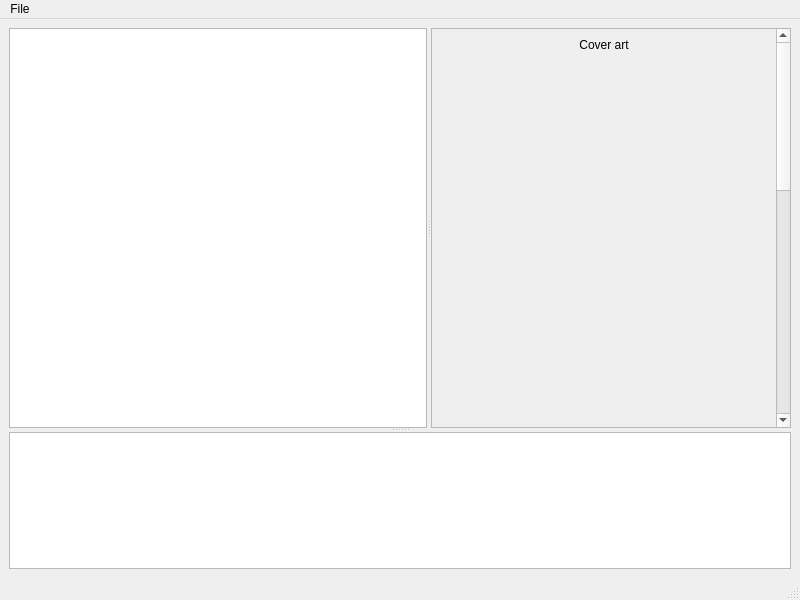
Old version of the form ui/mainwindow.ui in the repository 7x11x13/songs-to-youtube.
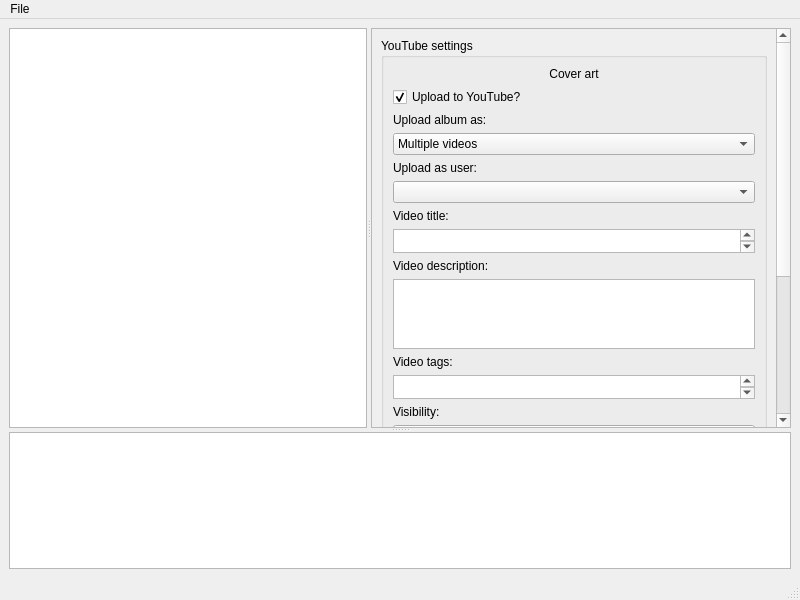
New version of the form. Custom widgets are drawn as their Qt base class.

Patch:
```diff
--- a/ui/mainwindow.ui
+++ b/ui/mainwindow.ui
@@ -15,7 +15,7 @@
   </property>
   <widget class="QWidget" name="centralwidget">
    <layout class="QGridLayout" name="gridLayout">
-    <item row="0" column="0">
+    <item row="1" column="0">
      <widget class="QSplitter" name="splitter_2">
       <property name="sizePolicy">
        <sizepolicy hsizetype="Expanding" vsizetype="Expanding">
@@ -80,7 +80,7 @@
            <x>0</x>
            <y>0</y>
            <width>344</width>
-           <height>1000</height>
+           <height>619</height>
           </rect>
          </property>
          <property name="sizePolicy">
@@ -92,37 +92,231 @@
          <property name="minimumSize">
           <size>
            <width>0</width>
-           <height>1000</height>
+           <height>0</height>
           </size>
          </property>
          <layout class="QVBoxLayout" name="verticalLayout">
-          <item>
-           <widget class="QLabel" name="label">
-            <property name="sizePolicy">
-             <sizepolicy hsizetype="Preferred" vsizetype="Fixed">
-              <horstretch>0</horstretch>
-              <verstretch>0</verstretch>
-             </sizepolicy>
+          <item alignment="Qt::AlignTop">
+           <widget class="QGroupBox" name="youtubeSettings">
+            <property name="title">
+             <string>YouTube settings</string>
             </property>
-            <property name="text">
-             <string>Cover art</string>
-            </property>
-            <property name="alignment">
-             <set>Qt::AlignCenter</set>
-            </property>
+            <layout class="QVBoxLayout" name="verticalLayout_2">
+             <item>
+              <widget class="QLabel" name="coverArt">
+               <property name="sizePolicy">
+                <sizepolicy hsizetype="Preferred" vsizetype="Fixed">
+                 <horstretch>0</horstretch>
+                 <verstretch>0</verstretch>
+                </sizepolicy>
+               </property>
+               <property name="text">
+                <string>Cover art</string>
+               </property>
+               <property name="alignment">
+                <set>Qt::AlignCenter</set>
+               </property>
+              </widget>
+             </item>
+             <item>
+              <widget class="QCheckBox" name="uploadYouTube">
+               <property name="text">
+                <string>Upload to YouTube?</string>
+               </property>
+               <property name="checked">
+                <bool>true</bool>
+               </property>
+               <property name="tristate">
+                <bool>false</bool>
+               </property>
+              </widget>
+             </item>
+             <item>
+              <widget class="QLabel" name="albumPlaylistLabel">
+               <property name="text">
+                <string>Upload album as:</string>
+               </property>
+              </widget>
+             </item>
+             <item>
+              <widget class="QComboBox" name="albumPlaylist">
+               <item>
+                <property name="text">
+                 <string>Multiple videos</string>
+                </property>
+               </item>
+               <item>
+                <property name="text">
+                 <string>Single video</string>
+                </property>
+               </item>
+               <item>
+                <property name="text">
+                 <string>Multiple videos (playlist)</string>
+                </property>
+               </item>
+              </widget>
+             </item>
+             <item>
+              <widget class="QLabel" name="label">
+               <property name="text">
+                <string>Upload as user:</string>
+               </property>
+              </widget>
+             </item>
+             <item>
+              <widget class="QComboBox" name="userSelect"/>
+             </item>
+             <item>
+              <widget class="QLabel" name="label_2">
+               <property name="text">
+                <string>Video title:</string>
+               </property>
+              </widget>
+             </item>
+             <item>
+              <widget class="QPlainTextEdit" name="videoTitle">
+               <property name="sizePolicy">
+                <sizepolicy hsizetype="Expanding" vsizetype="Fixed">
+                 <horstretch>0</horstretch>
+                 <verstretch>0</verstretch>
+                </sizepolicy>
+               </property>
+               <property name="maximumSize">
+                <size>
+                 <width>16777215</width>
+                 <height>24</height>
+                </size>
+               </property>
+              </widget>
+             </item>
+             <item>
+              <widget class="QLabel" name="label_3">
+               <property name="text">
+                <string>Video description:</string>
+               </property>
+              </widget>
+             </item>
+             <item>
+              <widget class="QPlainTextEdit" name="videoDescription"/>
+             </item>
+             <item>
+              <widget class="QLabel" name="label_4">
+               <property name="text">
+                <string>Video tags:</string>
+               </property>
+              </widget>
+             </item>
+             <item>
+              <widget class="QPlainTextEdit" name="videoTags">
+               <property name="maximumSize">
+                <size>
+                 <width>16777215</width>
+                 <height>24</height>
+                </size>
+               </property>
+              </widget>
+             </item>
+             <item>
+              <widget class="QLabel" name="label_5">
+               <property name="text">
+                <string>Visibility:</string>
+               </property>
+              </widget>
+             </item>
+             <item>
+              <widget class="QComboBox" name="comboBox">
+               <item>
+                <property name="text">
+                 <string>Public</string>
+                </property>
+               </item>
+               <item>
+                <property name="text">
+                 <string>Unlisted</string>
+                </property>
+               </item>
+              </widget>
+             </item>
+            </layout>
            </widget>
           </item>
-          <item>
-           <widget class="QLabel" name="albumArt">
-            <property name="minimumSize">
-             <size>
-              <width>200</width>
-              <height>200</height>
-             </size>
+          <item alignment="Qt::AlignTop">
+           <widget class="QGroupBox" name="ffmpegSettings">
+            <property name="title">
+             <string>FFmpeg settings</string>
             </property>
-            <property name="text">
-             <string/>
-            </property>
+            <layout class="QVBoxLayout" name="verticalLayout_3">
+             <item>
+              <widget class="QLabel" name="label_6">
+               <property name="text">
+                <string>Video width:</string>
+               </property>
+              </widget>
+             </item>
+             <item>
+              <widget class="QPlainTextEdit" name="videoWidth">
+               <property name="sizePolicy">
+                <sizepolicy hsizetype="Fixed" vsizetype="Fixed">
+                 <horstretch>0</horstretch>
+                 <verstretch>0</verstretch>
+                </sizepolicy>
+               </property>
+               <property name="maximumSize">
+                <size>
+                 <width>100</width>
+                 <height>24</height>
+                </size>
+               </property>
+              </widget>
+             </item>
+             <item>
+              <widget class="QLabel" name="label_7">
+               <property name="text">
+                <string>Video height:</string>
+               </property>
+              </widget>
+             </item>
+             <item>
+              <widget class="QPlainTextEdit" name="videoHeight">
+               <property name="sizePolicy">
+                <sizepolicy hsizetype="Fixed" vsizetype="Fixed">
+                 <horstretch>0</horstretch>
+                 <verstretch>0</verstretch>
+                </sizepolicy>
+               </property>
+               <property name="maximumSize">
+                <size>
+                 <width>100</width>
+                 <height>24</height>
+                </size>
+               </property>
+              </widget>
+             </item>
+             <item>
+              <widget class="QLabel" name="label_8">
+               <property name="text">
+                <string>Audio bitrate:</string>
+               </property>
+              </widget>
+             </item>
+             <item>
+              <widget class="QPlainTextEdit" name="audioBitrate">
+               <property name="sizePolicy">
+                <sizepolicy hsizetype="Fixed" vsizetype="Fixed">
+                 <horstretch>0</horstretch>
+                 <verstretch>0</verstretch>
+                </sizepolicy>
+               </property>
+               <property name="maximumSize">
+                <size>
+                 <width>100</width>
+                 <height>24</height>
+                </size>
+               </property>
+              </widget>
+             </item>
+            </layout>
            </widget>
           </item>
          </layout>
```
